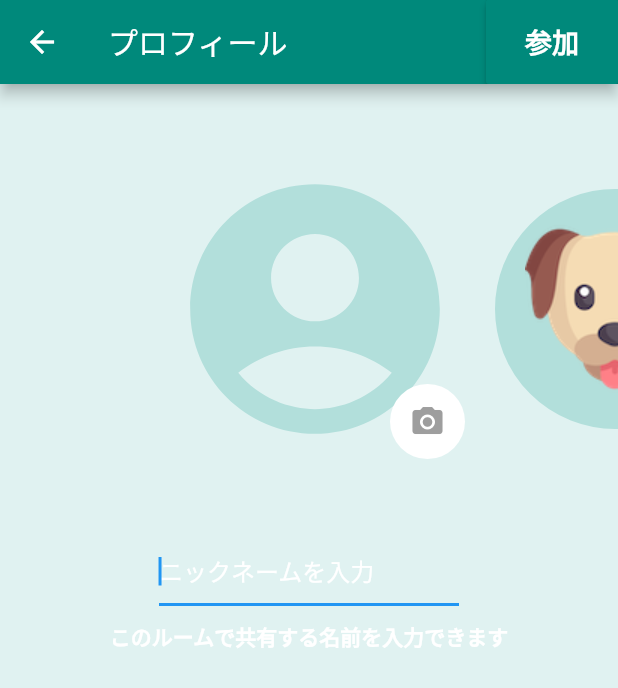
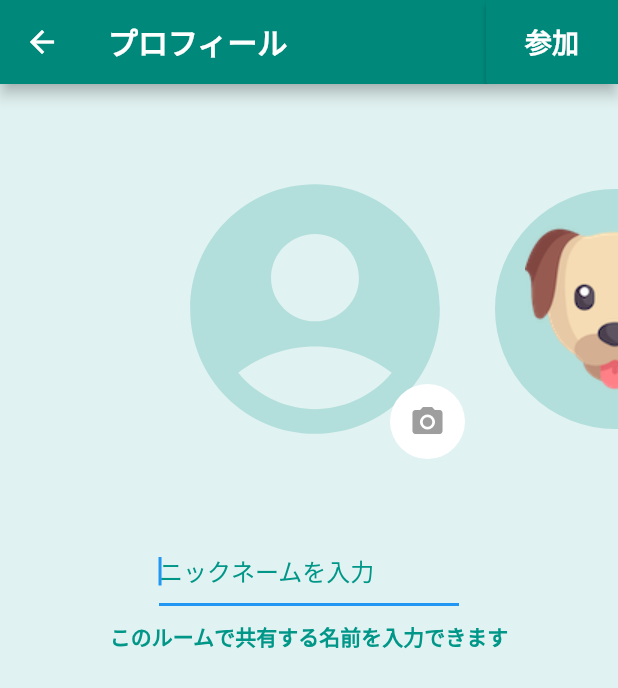
Before and after one commit to onima-t/Benesse_Hackathon_submit, a Flutter app: the screen it shows after launch, after a tap on the "login" icon, on a phone screen of 412 x 824 dp. Shown: the top 688 px of the screen. Run offline on Flutter 3.47's test engine with Material 2 defaults, Android fonts, the phone set to English and light mode, and no system bars; our stand-ins replace share.

Commit message:
提出用

```diff
--- a/lib/Pages/HomePage.dart
+++ b/lib/Pages/HomePage.dart
@@ -1,7 +1,6 @@
 import 'package:flutter/material.dart';
-import 'package:flutter/services.dart';
 import 'NextPage.dart';
-import '../color.dart';
+import '../settings.dart';
 
 class HomePage extends StatefulWidget {
   @override
@@ -26,16 +25,9 @@ class ChangeForm extends StatefulWidget {
 }
 
 class _ChangeFormState extends State<ChangeForm> {
-  String _text = '';
-
-  void _handleText(String e) {
-    setState(() {
-      _text = e;
-    });
-  }
-
   Widget build(BuildContext context) {
     return SafeArea(
+      // ルーム番号入力Container
       child: Container(
           padding: const EdgeInsets.all(30.0),
           child: Column(
@@ -46,6 +38,27 @@ class _ChangeFormState extends State<ChangeForm> {
                   borderRadius: BorderRadius.circular(20),
                 ),
                 child: ListTile(
+                  // ルーム番号入力テキストフィールド
+                  title: new TextField(
+                    enabled: true,
+                    maxLengthEnforced: false,
+                    style: TextStyle(
+                        color: ABColor,
+                        fontSize: 20.0,
+                        fontWeight: FontWeight.w500),
+                    obscureText: false,
+                    maxLines: 1,
+
+                    // focus時の動作
+                    decoration: const InputDecoration(
+                        hintText: '番号を入力',
+                        hintStyle: TextStyle(fontSize: 20, color: Colors.teal),
+                        labelText: 'ルームへ入室',
+                        labelStyle:
+                        TextStyle(fontSize: 20, color: Colors.teal)),
+                  ),
+
+                  //　ログインボタン「./NextPage.dart」へ移動
                   trailing: Ink(
                     decoration: const ShapeDecoration(
                       color: Colors.teal,
@@ -58,83 +71,81 @@ class _ChangeFormState extends State<ChangeForm> {
                           MaterialPageRoute(builder: (context) => NextPage()),
                         );
                       },
-                      icon: Icon(Icons.login,
-                        color: Colors.white,),
+                      icon: Icon(
+                        Icons.login,
+                        color: BGColor,
+                      ),
                     ),
-                  ),
-                  title: new TextFormField(
-                    enabled: true,
-                    // 入力数
-                    maxLengthEnforced: false,
-                    style: TextStyle(
-                        color: ABColor,
-                        fontSize: 20.0,
-                        fontWeight: FontWeight.w500),
-                    obscureText: false,
-                    maxLines: 1,
-                    inputFormatters: <TextInputFormatter>[
-                      WhitelistingTextInputFormatter.digitsOnly,
-                    ],
-                    decoration: const InputDecoration(
-                        hintText: '番号を入力',
-                        hintStyle: TextStyle(fontSize: 20),
-                        labelText: 'ルームへ入室',
-                        labelStyle: TextStyle(fontSize: 20)),
                   ),
                 ),
               ),
-              Center(
-                child: Column(
-                  children: [
-                    IconButton(
+
+              // 「Create New Room」ボタン「./NextPage.dart」へ移動
+              Column(
+                mainAxisSize: MainAxisSize.max,
+                children: [
+                  // 追加アイコンボタン
+                  SizedBox(
+                    height: 100,
+                    width: 100,
+                    child: IconButton(
                       onPressed: () {
                         Navigator.push(
                           context,
                           MaterialPageRoute(builder: (context) => NextPage()),
                         );
                       },
-                      icon: Icon(Icons.add_circle,
-                        color: ABColor,size: 70
-                        ,),
+                      icon: Icon(
+                        Icons.add_circle,
+                        color: ABColor,
+                        size: 70,
+                      ),
                     ),
-                    SizedBox(
-                        height:40
+                  ),
+                  // text[Create New Room]
+                  Text(
+                    'Create New Room',
+                    style: TextStyle(
+                      color: ABColor,
+                      fontWeight: FontWeight.bold,
                     ),
-                    Text('Create New Room')
-                  ],
+                  )
+                ],
+              ),
+              SizedBox(
+                height: 30.0,
+              ),
+              // ランダムルーム入室ボタン「./NextPage.dart」へ移動
+              RaisedButton(
+                child: const Text('ランダムルームに\n入室する',
+                    textAlign: TextAlign.center,
+                    style: TextStyle(
+                      fontWeight: FontWeight.bold,
+                    )),
+                color: Colors.brown,
+                shape: RoundedRectangleBorder(
+                  borderRadius: BorderRadius.circular(10),
                 ),
-              ),
-              RaisedButton(
-                child: const Text('入室する'),
-                color: Colors.white,
                 onPressed: () {
-                  print('jisyuu!');
                   Navigator.push(
                     context,
                     MaterialPageRoute(builder: (context) => NextPage()),
                   );
                 },
-                highlightElevation: 16,
-                highlightColor: Colors.blue,
-                onHighlightChanged: (value) {},
               ),
-              SizedBox(
-                height: 80.0,
-              ),
-              Text('自動的に相手を選んで勉強するモードです'),
               SizedBox(
                 height: 10.0,
               ),
-              RaisedButton(
-                child: const Text('ランダムルーム\n入室する'),
-                color: Colors.pink[300],
-                onPressed: () {},
-                highlightElevation: 16,
-                highlightColor: Colors.pink,
-                onHighlightChanged: (value) {},
+              Text(
+                '＊自動的に相手を選んで勉強するモードです',
+                style: TextStyle(
+                  color: ABColor,
+                  fontWeight: FontWeight.bold,
+                ),
               ),
             ],
-          )),
+          )
+      ),
     );
   }
 }
--- a/lib/Pages/NextPage.dart
+++ b/lib/Pages/NextPage.dart
@@ -1,6 +1,6 @@
 import 'package:flutter/material.dart';
 import 'RoomPage.dart';
-import '../color.dart';
+import '../settings.dart';
 
 class NextPage extends StatefulWidget {
   @override
@@ -8,6 +8,7 @@ class NextPage extends StatefulWidget {
 }
 
 class _NextPageState extends State<NextPage> {
+  // ユーザーアイコンを作成する関数
   Container make_icons(String asset_name) => Container(
       width: 200.0,
       height: 200.0,
@@ -16,18 +17,20 @@ class _NextPageState extends State<NextPage> {
           shape: BoxShape.circle,
           image: DecorationImage(
             fit: BoxFit.scaleDown,
-            image: AssetImage('$asset_name'),
+            image: AssetImage(asset_name),
           ),
-          border: Border.all(width: 20, color: BGColor)
-      )
-  );
+          border: Border.all(width: 20, color: BGColor)));
   @override
   Widget build(BuildContext context) {
     return Scaffold(
       backgroundColor: BGColor,
       appBar: AppBar(
-          title: Text('プロフィール'),
           backgroundColor: ABColor,
+          title: Text(
+            'プロフィール',
+            style: TextStyle(fontWeight: FontWeight.bold),
+          ),
+          //右上「参加」ボタン　「./RoomPage.dart」へ移動
           actions: <Widget>[
             RaisedButton(
               child: Text(
@@ -48,22 +51,23 @@ class _NextPageState extends State<NextPage> {
           ]),
       body: Center(
         child: Column(
-          // mainAxisAlignment: MainAxisAlignment.center,
           children: [
+            // ユーザーアイコンリスト
             SizedBox(
               height: 300.0,
               child: ListView(scrollDirection: Axis.horizontal, children: [
+                //　初期値を中心にするための空Container
                 Container(
                   width: 110.0,
                   height: 200.0,
                 ),
+                // 顔なしユーザーアイコン
                 Center(
                   child: Container(
                     width: 200.0,
                     height: 200.0,
-                    child: Stack(
-                        alignment: Alignment.bottomRight,
-                        children: [
+                    child: Stack(alignment: Alignment.bottomRight, children: [
+                      // 人型アイコン
                       Container(
                         width: 200,
                         height: 200,
@@ -73,6 +77,7 @@ class _NextPageState extends State<NextPage> {
                           color: Colors.teal[100],
                         ),
                       ),
+                      // 右下カメラアイコン
                       Container(
                         width: 50,
                         height: 50,
@@ -91,12 +96,14 @@ class _NextPageState extends State<NextPage> {
                 make_icons('images/dog.png'),
                 make_icons('images/cat.png'),
                 make_icons('images/clown-fish.png'),
+                //スクロール位置調整のための空Container
                 Container(
                   width: 100.0,
                   height: 200.0,
                 ),
               ]),
             ),
+            //名前入力テキストフィールド
             SizedBox(
               width: 200,
               child: TextField(
@@ -109,7 +116,7 @@ class _NextPageState extends State<NextPage> {
                 maxLines: 1,
                 decoration: const InputDecoration(
                     hintText: 'ニックネームを入力',
-                    hintStyle: TextStyle(color: Colors.white)),
+                    hintStyle: TextStyle(color: Colors.teal)),
               ),
             ),
             Padding(
@@ -118,7 +125,7 @@ class _NextPageState extends State<NextPage> {
                 'このルームで共有する名前を入力できます',
                 style: TextStyle(
                   fontWeight: FontWeight.bold,
-                  color: Colors.white,
+                  color: Colors.teal,
                 ),
               ),
             )
```
Also changed, not shown: lib/Pages/History_tab.dart (added, +114 -0 lines), lib/Pages/JustNow_tab.dart (added, +84 -0 lines), lib/Pages/RoomPage.dart (+15 -10 lines), lib/Pages/Roomtab.dart (deleted, +0 -71 lines), lib/Pages/Timelinetab.dart (deleted, +0 -89 lines), lib/color.dart (deleted, +0 -23 lines), lib/settings.dart (added, +25 -0 lines). Lines whose indentation alone changed are shown as unchanged.
